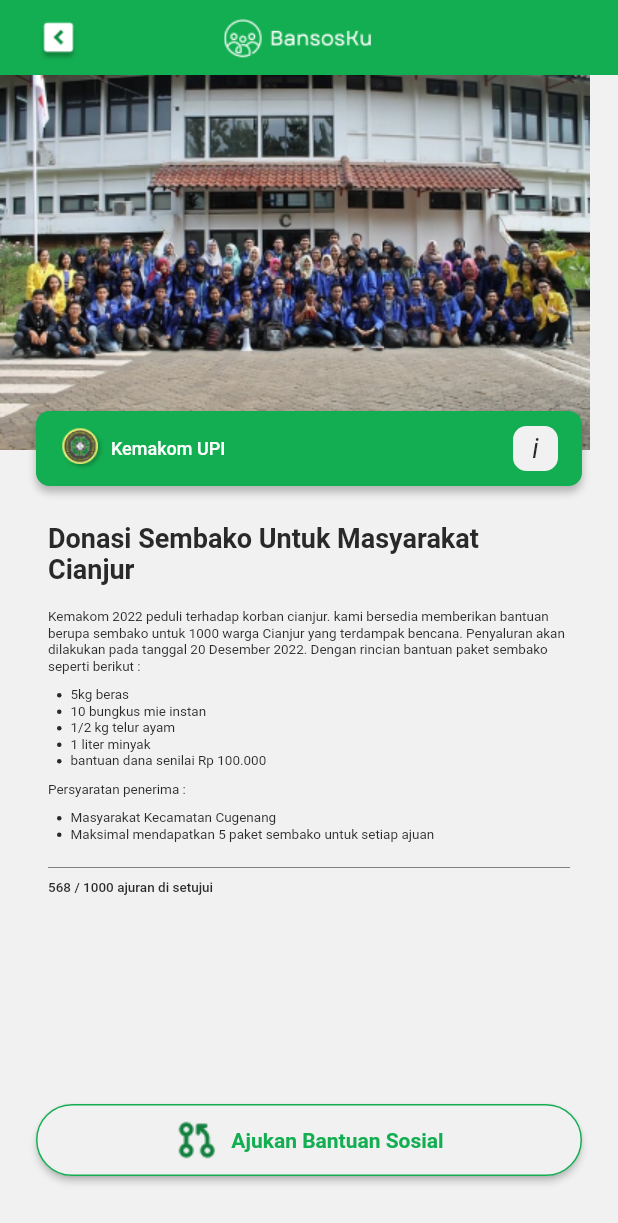
After one commit to DeadpoolSteinS/BansosKu, a Flutter app: the InformasiDetailScreen screen opened by its route, on a phone screen of 412 x 824 dp. The commit adds this screen. Shown: the top 1223 px of the screen. Run offline on Flutter 3.47's test engine with Material 2 defaults, Android fonts, the phone set to English and light mode, and no system bars; our stand-ins replace carousel_slider.

Commit message:
add informasi detail page

```diff
--- /dev/null
+++ b/lib/common/custom_appbar.dart
@@ -0,0 +1,49 @@
+import 'package:bansosku/constants/my_colors.dart';
+import 'package:flutter/material.dart';
+
+class CustomAppbar extends StatelessWidget {
+  const CustomAppbar({super.key});
+
+  @override
+  Widget build(BuildContext context) {
+    return Container(
+      decoration: const BoxDecoration(
+        color: MyColors.primaryGreen,
+      ),
+      padding: const EdgeInsets.symmetric(
+        horizontal: 24,
+        vertical: 4,
+      ),
+      child: Stack(
+        children: [
+          InkWell(
+            onTap: () {
+              Navigator.pop(context);
+            },
+            child: Container(
+              width: 30,
+              height: 30,
+              margin: const EdgeInsets.only(top: 8),
+              decoration: const BoxDecoration(
+                image: DecorationImage(
+                  image: AssetImage("assets/back.png"),
+                ),
+              ),
+            ),
+          ),
+          Center(
+            child: Container(
+              width: 114,
+              height: 42,
+              decoration: const BoxDecoration(
+                image: DecorationImage(
+                  image: AssetImage('assets/BansosKu.png'),
+                ),
+              ),
+            ),
+          ),
+        ],
+      ),
+    );
+  }
+}
--- /dev/null
+++ b/lib/common/custom_unorder_list.dart
@@ -0,0 +1,35 @@
+import 'package:bansosku/constants/my_colors.dart';
+import 'package:flutter/material.dart';
+
+class CustomUnorderList extends StatelessWidget {
+  final String text;
+  const CustomUnorderList({
+    super.key,
+    required this.text,
+  });
+
+  @override
+  Widget build(BuildContext context) {
+    return Row(
+      children: [
+        Container(
+          width: 3,
+          height: 3,
+          margin: const EdgeInsets.symmetric(
+            horizontal: 6,
+          ),
+          decoration: BoxDecoration(
+            borderRadius: BorderRadius.circular(2),
+            color: MyColors.primaryText,
+          ),
+        ),
+        Text(
+          text,
+          style: const TextStyle(
+            fontSize: 9,
+          ),
+        ),
+      ],
+    );
+  }
+}
--- a/lib/pages/informasi/components/informasi_card.dart
+++ b/lib/pages/informasi/components/informasi_card.dart
@@ -1,4 +1,5 @@
 import 'package:bansosku/constants/my_colors.dart';
+import 'package:bansosku/pages/informasi_detail/informasi_detail_screen.dart';
 import 'package:flutter/material.dart';
 
 class InformasiCard extends StatelessWidget {
@@ -15,7 +16,14 @@ class InformasiCard extends StatelessWidget {
 
   @override
   Widget build(BuildContext context) {
-    return Container(
+    return InkWell(
+      onTap: () {
+        Navigator.pushNamed(
+          context,
+          InformasiDetailScreen.routeName,
+        );
+      },
+      child: Container(
         decoration: BoxDecoration(
           borderRadius: BorderRadius.circular(9),
           boxShadow: const [
@@ -107,6 +115,7 @@ class InformasiCard extends StatelessWidget {
             ),
           ],
         ),
+      ),
     );
   }
 }
--- a/lib/pages/informasi/informasi_screen.dart
+++ b/lib/pages/informasi/informasi_screen.dart
@@ -1,4 +1,3 @@
-import 'package:bansosku/constants/my_colors.dart';
 import 'package:bansosku/pages/informasi/components/informasi_card.dart';
 import 'package:flutter/material.dart';
 
--- /dev/null
+++ b/lib/pages/informasi_detail/informasi_detail_screen.dart
@@ -0,0 +1,256 @@
+import 'package:bansosku/common/custom_appbar.dart';
+import 'package:bansosku/common/custom_unorder_list.dart';
+import 'package:bansosku/constants/my_colors.dart';
+import 'package:flutter/material.dart';
+
+class InformasiDetailScreen extends StatelessWidget {
+  static const String routeName = '/informasi-detail';
+  const InformasiDetailScreen({super.key});
+
+  @override
+  Widget build(BuildContext context) {
+    return Scaffold(
+      body: SafeArea(
+        child: Column(
+          children: [
+            const CustomAppbar(),
+            Stack(
+              children: [
+                Container(
+                  width: 393,
+                  height: 250,
+                  decoration: const BoxDecoration(
+                    image: DecorationImage(
+                      image: AssetImage("assets/info3.png"),
+                    ),
+                  ),
+                ),
+                SizedBox(
+                  height: MediaQuery.of(context).size.height -
+                      MediaQuery.of(context).padding.top -
+                      50,
+                  child: Column(
+                    children: [
+                      const SizedBox(height: 200),
+                      Expanded(
+                        child: Container(
+                          padding: const EdgeInsets.all(24),
+                          child: Column(
+                            children: [
+                              Expanded(
+                                child: Column(
+                                  children: [
+                                    Container(
+                                      height: 50,
+                                      padding: const EdgeInsets.symmetric(
+                                          horizontal: 16),
+                                      decoration: BoxDecoration(
+                                        color: MyColors.primaryGreen,
+                                        borderRadius: BorderRadius.circular(9),
+                                        boxShadow: const [
+                                          BoxShadow(
+                                            color: Colors.black26,
+                                            blurRadius: 4,
+                                            offset: Offset(0, 4),
+                                          )
+                                        ],
+                                      ),
+                                      child: Row(
+                                        mainAxisAlignment:
+                                            MainAxisAlignment.spaceBetween,
+                                        children: [
+                                          Row(
+                                            children: [
+                                              Container(
+                                                width: 30,
+                                                height: 30,
+                                                decoration: const BoxDecoration(
+                                                  image: DecorationImage(
+                                                    image: AssetImage(
+                                                        "assets/kemakom.png"),
+                                                  ),
+                                                ),
+                                              ),
+                                              const SizedBox(width: 4),
+                                              const Text(
+                                                "Kemakom UPI",
+                                                style: TextStyle(
+                                                  fontSize: 12,
+                                                  fontWeight: FontWeight.w500,
+                                                  color: Colors.white,
+                                                ),
+                                              ),
+                                            ],
+                                          ),
+                                          Container(
+                                            width: 30,
+                                            height: 30,
+                                            decoration: BoxDecoration(
+                                              color: MyColors.primaryBg,
+                                              borderRadius:
+                                                  BorderRadius.circular(9),
+                                            ),
+                                            child: const Center(
+                                              child: Text(
+                                                "i",
+                                                style: TextStyle(
+                                                  fontSize: 18,
+                                                  fontStyle: FontStyle.italic,
+                                                ),
+                                              ),
+                                            ),
+                                          ),
+                                        ],
+                                      ),
+                                    ),
+                                    const SizedBox(height: 16),
+                                    Container(
+                                      padding: const EdgeInsets.all(8),
+                                      child: Column(
+                                        children: [
+                                          const Text(
+                                            "Donasi Sembako Untuk Masyarakat Cianjur",
+                                            style: TextStyle(
+                                              fontWeight: FontWeight.w600,
+                                              fontSize: 18,
+                                            ),
+                                          ),
+                                          const SizedBox(height: 16),
+                                          Column(
+                                            crossAxisAlignment:
+                                                CrossAxisAlignment.start,
+                                            children: [
+                                              const Text(
+                                                "Kemakom 2022 peduli terhadap korban cianjur. kami bersedia memberikan bantuan berupa sembako untuk 1000 warga Cianjur yang terdampak bencana. Penyaluran akan dilakukan pada tanggal 20 Desember 2022. Dengan rincian bantuan paket sembako seperti berikut :",
+                                                style: TextStyle(
+                                                  fontSize: 9,
+                                                ),
+                                              ),
+                                              const SizedBox(height: 8),
+                                              Column(
+                                                children: const [
+                                                  CustomUnorderList(
+                                                    text: "5kg beras",
+                                                  ),
+                                                  CustomUnorderList(
+                                                    text:
+                                                        "10 bungkus mie instan",
+                                                  ),
+                                                  CustomUnorderList(
+                                                    text: "1/2 kg telur ayam",
+                                                  ),
+                                                  CustomUnorderList(
+                                                    text: "1 liter minyak",
+                                                  ),
+                                                  CustomUnorderList(
+                                                    text:
+                                                        "bantuan dana senilai Rp 100.000",
+                                                  ),
+                                                ],
+                                              ),
+                                              const SizedBox(height: 8),
+                                              const Text(
+                                                "Persyaratan penerima :",
+                                                style: TextStyle(
+                                                  fontSize: 9,
+                                                ),
+                                              ),
+                                              const SizedBox(height: 8),
+                                              Column(
+                                                children: const [
+                                                  CustomUnorderList(
+                                                    text:
+                                                        "Masyarakat Kecamatan Cugenang",
+                                                  ),
+                                                  CustomUnorderList(
+                                                    text:
+                                                        "Maksimal mendapatkan 5 paket sembako untuk setiap ajuan",
+                                                  ),
+                                                ],
+                                              ),
+                                            ],
+                                          ),
+                                          const SizedBox(height: 16),
+                                          Container(
+                                            width: double.infinity,
+                                            padding:
+                                                const EdgeInsets.only(top: 8),
+                                            decoration: const BoxDecoration(
+                                              border: Border(
+                                                top: BorderSide(
+                                                  color: Color(0xb31e1e1e),
+                                                  width: 0.5,
+                                                ),
+                                              ),
+                                            ),
+                                            child: const Text(
+                                              "568 / 1000 ajuran di setujui",
+                                              style: TextStyle(
+                                                fontWeight: FontWeight.w500,
+                                                fontSize: 9,
+                                              ),
+                                            ),
+                                          )
+                                        ],
+                                      ),
+                                    )
+                                  ],
+                                ),
+                              ),
+                              Container(
+                                width: double.infinity,
+                                height: 48,
+                                margin: const EdgeInsets.only(bottom: 16),
+                                child: ElevatedButton(
+                                  style: ElevatedButton.styleFrom(
+                                    shape: RoundedRectangleBorder(
+                                      side: const BorderSide(
+                                        color: MyColors.primaryGreen,
+                                        width: 1,
+                                      ),
+                                      borderRadius: BorderRadius.circular(30),
+                                    ),
+                                    backgroundColor: MyColors.primaryBg,
+                                  ),
+                                  onPressed: () {},
+                                  child: Row(
+                                    mainAxisAlignment: MainAxisAlignment.center,
+                                    children: [
+                                      Container(
+                                        width: 30,
+                                        height: 30,
+                                        decoration: const BoxDecoration(
+                                          image: DecorationImage(
+                                            image: AssetImage(
+                                              "assets/pull-request.png",
+                                            ),
+                                          ),
+                                        ),
+                                      ),
+                                      const SizedBox(width: 8),
+                                      const Text(
+                                        "Ajukan Bantuan Sosial",
+                                        style: TextStyle(
+                                          color: MyColors.primaryGreen,
+                                          fontWeight: FontWeight.bold,
+                                        ),
+                                      ),
+                                    ],
+                                  ),
+                                ),
+                              ),
+                            ],
+                          ),
+                        ),
+                      ),
+                    ],
+                  ),
+                ),
+              ],
+            ),
+          ],
+        ),
+      ),
+    );
+  }
+}
--- a/lib/router.dart
+++ b/lib/router.dart
@@ -1,5 +1,6 @@
 import 'package:bansosku/auth/signin/signin_screen.dart';
 import 'package:bansosku/auth/signin/signup_screen.dart';
+import 'package:bansosku/pages/informasi_detail/informasi_detail_screen.dart';
 import 'package:bansosku/pages/notifikasi/notifikasi_screen.dart';
 import 'package:flutter/material.dart';
 
@@ -20,6 +21,11 @@ Route<dynamic> generateRoute(RouteSettings routeSettings) {
         settings: routeSettings,
         builder: (_) => const NotifikasiScreen(),
       );
+    case InformasiDetailScreen.routeName:
+      return MaterialPageRoute(
+        settings: routeSettings,
+        builder: (_) => const InformasiDetailScreen(),
+      );
     default:
       return MaterialPageRoute(
         settings: routeSettings,
```
Also changed, not shown: assets/back.png (added), assets/info3.png (added), assets/kemakom.png, assets/pull-request.png (added). Lines whose indentation alone changed are shown as unchanged.
